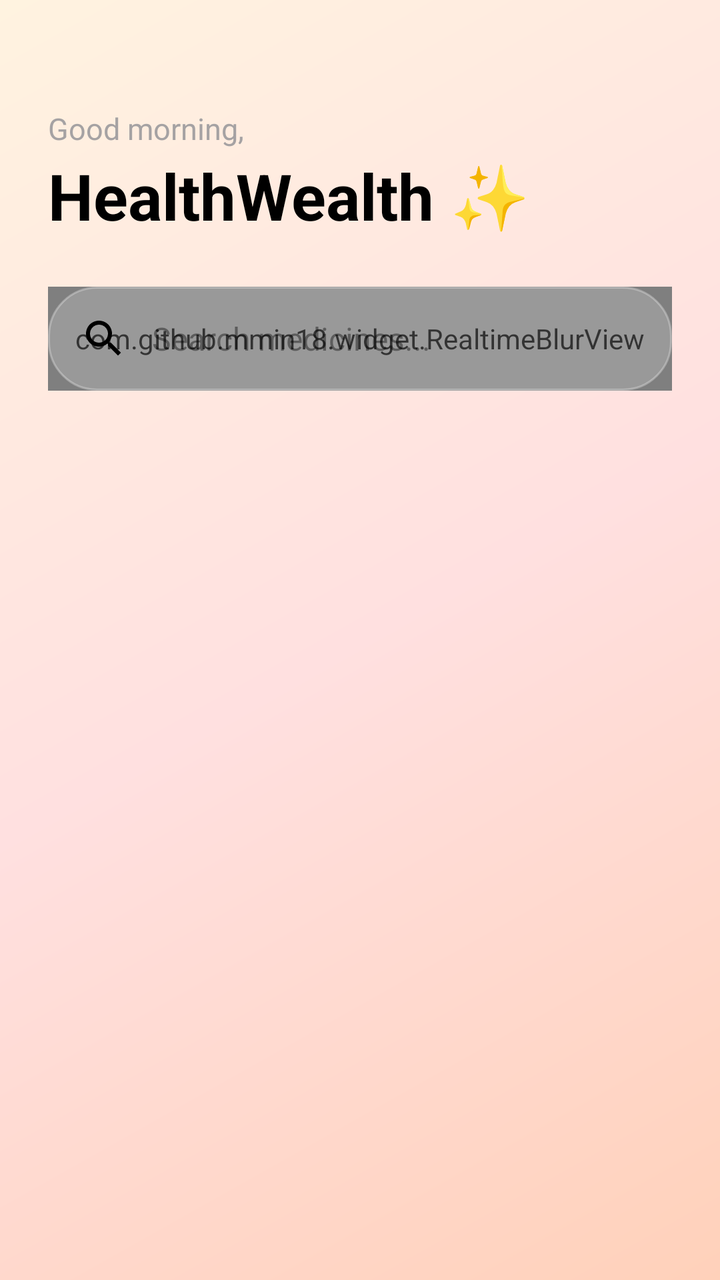
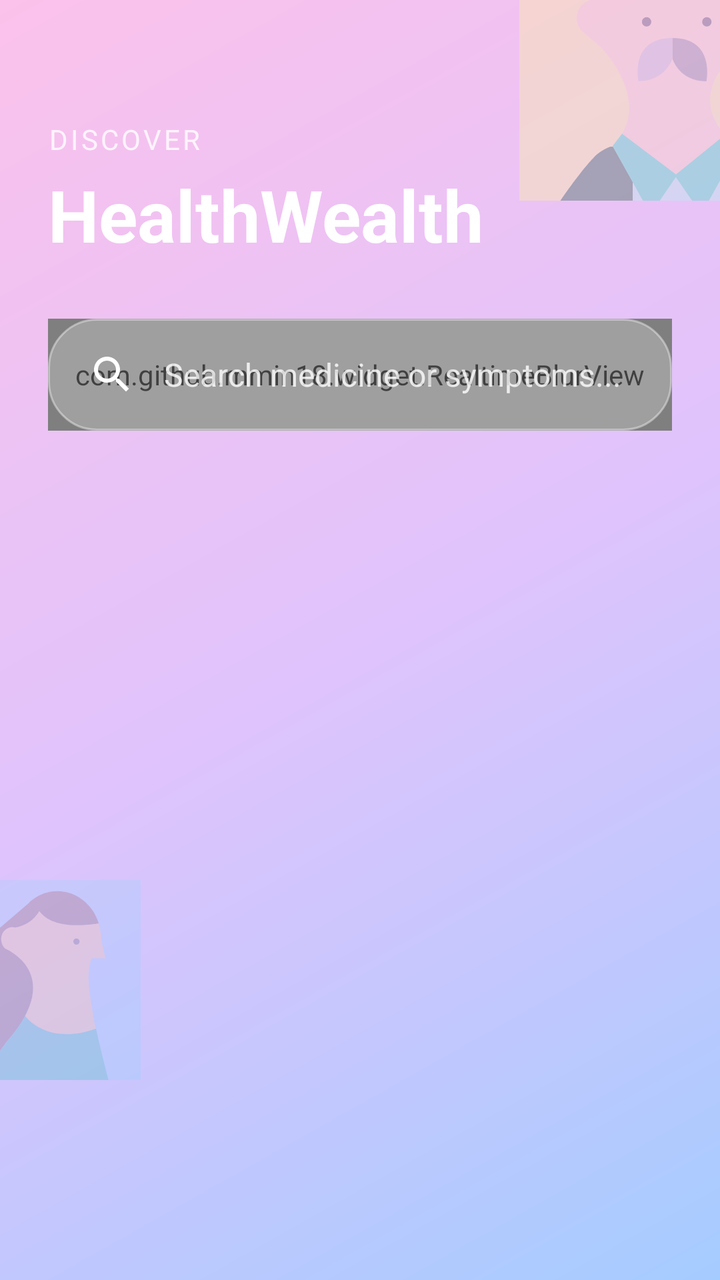

Compare the two renders of this Android layout. The source of the first and the diff that turns it into the second are given below.
<!-- AndroidManifest.xml: application theme Theme.HEALTHWEALTH -->
<!-- res/layout/fragment_search.xml -->
<?xml version="1.0" encoding="utf-8"?>
<androidx.coordinatorlayout.widget.CoordinatorLayout xmlns:android="http://schemas.android.com/apk/res/android"
    xmlns:app="http://schemas.android.com/apk/res-auto"
    xmlns:tools="http://schemas.android.com/tools"
    android:layout_width="match_parent"
    android:layout_height="match_parent"
    android:background="@drawable/bg_main_gradient"
    tools:context=".ui.search.SearchFragment">

    <com.google.android.material.appbar.AppBarLayout
        android:id="@+id/app_bar"
        android:layout_width="match_parent"
        android:layout_height="wrap_content"
        android:background="@android:color/transparent"
        app:elevation="0dp">

        <com.google.android.material.appbar.CollapsingToolbarLayout
            android:layout_width="match_parent"
            android:layout_height="wrap_content"
            app:layout_scrollFlags="scroll|exitUntilCollapsed"
            app:titleEnabled="false">

            <LinearLayout
                android:layout_width="match_parent"
                android:layout_height="wrap_content"
                android:orientation="vertical"
                android:paddingHorizontal="24dp"
                android:paddingTop="54dp"
                android:paddingBottom="12dp">

                <TextView
                    android:layout_width="wrap_content"
                    android:layout_height="wrap_content"
                    android:text="Good morning,"
                    android:textColor="#8E8E93"
                    android:textSize="15sp"
                    android:alpha="0.8" />

                <TextView
                    android:layout_width="wrap_content"
                    android:layout_height="wrap_content"
                    android:text="HealthWealth ✨"
                    android:textColor="#000000"
                    android:textSize="32sp"
                    android:textStyle="bold"
                    android:layout_marginTop="2dp" />

                
                <FrameLayout
                    android:layout_width="match_parent"
                    android:layout_height="52dp"
                    android:layout_marginTop="24dp">

                    <com.github.mmin18.widget.RealtimeBlurView
                        android:layout_width="match_parent"
                        android:layout_height="match_parent"
                        app:realtimeBlurRadius="20dp"
                        app:realtimeOverlayColor="#1AFFFFFF" />

                    <EditText
                        android:id="@+id/edit_search"
                        android:layout_width="match_parent"
                        android:layout_height="match_parent"
                        android:background="@drawable/bg_search_pill_glass"
                        android:drawableStart="@drawable/ic_search"
                        android:drawablePadding="12dp"
                        android:drawableTint="#000000"
                        android:gravity="center_vertical"
                        android:hint="Search medicines..."
                        android:paddingHorizontal="16dp"
                        android:textColor="#000000"
                        android:textColorHint="#66000000"
                        android:textSize="16sp"
                        android:autofillHints="none"
                        android:inputType="text" />
                </FrameLayout>

                
                <HorizontalScrollView
                    android:layout_width="match_parent"
                    android:layout_height="wrap_content"
                    android:layout_marginTop="24dp"
                    android:scrollbars="none">

                    <com.google.android.material.chip.ChipGroup
                        android:id="@+id/chip_group_categories"
                        android:layout_width="wrap_content"
                        android:layout_height="wrap_content"
                        app:singleLine="true"
                        app:singleSelection="true"
                        app:selectionRequired="true">
                        
                    </com.google.android.material.chip.ChipGroup>
                </HorizontalScrollView>
            </LinearLayout>
        </com.google.android.material.appbar.CollapsingToolbarLayout>
    </com.google.android.material.appbar.AppBarLayout>

    <androidx.recyclerview.widget.RecyclerView
        android:id="@+id/recyclerview_search"
        android:layout_width="match_parent"
        android:layout_height="match_parent"
        android:clipToPadding="false"
        android:paddingHorizontal="20dp"
        android:paddingBottom="100dp"
        app:layout_behavior="@string/appbar_scrolling_view_behavior" />

    
    <LinearLayout
        android:id="@+id/layout_empty"
        android:layout_width="match_parent"
        android:layout_height="match_parent"
        android:gravity="center"
        android:orientation="vertical"
        android:visibility="gone">
        <TextView
            android:layout_width="wrap_content"
            android:layout_height="wrap_content"
            android:text="No results found"
            android:textColor="#8E8E93"
            android:textSize="17sp" />
    </LinearLayout>

    <ProgressBar
        android:id="@+id/progress_bar"
        android:layout_width="wrap_content"
        android:layout_height="wrap_content"
        android:layout_gravity="center"
        android:visibility="gone" />

</androidx.coordinatorlayout.widget.CoordinatorLayout>
<!-- resources referenced by this layout -->
<resources>
  <!-- drawable bg_main_gradient (drawable) -->
  <?xml version="1.0" encoding="utf-8"?>
  <shape xmlns:android="http://schemas.android.com/apk/res/android">
      <gradient
          android:angle="315"
          android:startColor="#FFF3E0"
          android:centerColor="#FFE0E0"
          android:endColor="#FFD1BA"
          android:type="linear" />
  </shape>
  <!-- drawable bg_search_pill_glass (drawable) -->
  <?xml version="1.0" encoding="utf-8"?>
  <shape xmlns:android="http://schemas.android.com/apk/res/android">
      <solid android:color="#33FFFFFF" />
      <corners android:radius="24dp" />
      <stroke android:width="1dp" android:color="#4DFFFFFF" />
  </shape>
  <!-- drawable ic_search (drawable) -->
  <?xml version="1.0" encoding="utf-8"?>
  <vector xmlns:android="http://schemas.android.com/apk/res/android"
      android:width="24dp"
      android:height="24dp"
      android:viewportWidth="24"
      android:viewportHeight="24"
      android:tint="?attr/colorControlNormal">
      <path
          android:fillColor="@android:color/white"
          android:pathData="M15.5,14h-0.79l-0.28,-0.27C15.41,12.59 16,11.11 16,9.5 16,5.91 13.09,3 9.5,3S3,5.91 3,9.5 5.91,16 9.5,16c1.61,0 3.09,-0.59 4.23,-1.57l0.27,0.28v0.79l5,4.99L20.49,19l-4.99,-5zM9.5,14C7.01,14 5,11.99 5,9.5S7.01,5 9.5,5 14,7.01 14,9.5 11.99,14 9.5,14z" />
  </vector>
  <style name="Theme.HEALTHWEALTH" parent="Theme.Material3.DayNight.NoActionBar">
          <item name="colorPrimary">@color/primary</item>
          <item name="colorPrimaryContainer">@color/ios_bg_system</item>
          <item name="colorOnPrimary">@color/text_on_primary</item>
          <item name="colorSecondary">@color/primary_light</item>
          <item name="colorSecondaryContainer">@color/bg_elevated</item>
          <item name="colorOnSecondary">@color/text_on_primary</item>
          <item name="colorSurface">@color/bg_surface</item>
          <item name="colorOnSurface">@color/text_primary</item>
          <item name="colorSurfaceVariant">@color/ios_bg_system</item>
          <item name="colorOnSurfaceVariant">@color/text_secondary</item>
          <item name="colorError">@color/emergency</item>
          <item name="android:statusBarColor">@android:color/transparent</item>
          <item name="android:navigationBarColor">@android:color/transparent</item>
          <item name="android:windowBackground">@color/bg_deep</item>
          <item name="android:windowLightStatusBar">true</item>
      </style>
  <color name="primary">#007AFF</color>
  <color name="ios_bg_system">#F2F2F7</color>
  <color name="text_on_primary">#FFFFFF</color>
  <color name="primary_light">#5856D6</color>
  <color name="bg_elevated">#FFFFFF</color>
  <color name="bg_surface">#FFFFFF</color>
  <color name="text_primary">#000000</color>
  <color name="text_secondary">#3C3C4399</color>
  <color name="emergency">#FF3B30</color>
  <color name="bg_deep">#F2F2F7</color>
</resources>

<!-- the commit's change to res/layout/fragment_search.xml (unified diff, before → after) -->
@@ -4,8 +4,27 @@
     xmlns:tools="http://schemas.android.com/tools"
     android:layout_width="match_parent"
     android:layout_height="match_parent"
-    android:background="@drawable/bg_main_gradient"
+    android:background="@drawable/bg_cyber_gradient"
     tools:context=".ui.search.SearchFragment">
+
+    
+    <View
+        android:layout_width="150dp"
+        android:layout_height="150dp"
+        android:layout_gravity="top|end"
+        android:layout_marginTop="-50dp"
+        android:layout_marginEnd="-50dp"
+        android:background="@drawable/avatar_5"
+        android:alpha="0.3" />
+
+    <View
+        android:layout_width="100dp"
+        android:layout_height="100dp"
+        android:layout_gravity="bottom|start"
+        android:layout_marginBottom="100dp"
+        android:layout_marginStart="-30dp"
+        android:background="@drawable/avatar_8"
+        android:alpha="0.2" />
 
     <com.google.android.material.appbar.AppBarLayout
         android:id="@+id/app_bar"
@@ -25,51 +44,53 @@
                 android:layout_height="wrap_content"
                 android:orientation="vertical"
                 android:paddingHorizontal="24dp"
-                android:paddingTop="54dp"
+                android:paddingTop="60dp"
                 android:paddingBottom="12dp">
 
                 <TextView
                     android:layout_width="wrap_content"
                     android:layout_height="wrap_content"
-                    android:text="Good morning,"
-                    android:textColor="#8E8E93"
-                    android:textSize="15sp"
+                    android:text="Discover"
+                    android:textColor="#FFFFFF"
+                    android:textSize="14sp"
+                    android:textAllCaps="true"
+                    android:letterSpacing="0.1"
                     android:alpha="0.8" />
 
                 <TextView
                     android:layout_width="wrap_content"
                     android:layout_height="wrap_content"
-                    android:text="HealthWealth ✨"
-                    android:textColor="#000000"
-                    android:textSize="32sp"
+                    android:text="HealthWealth"
+                    android:textColor="#FFFFFF"
+                    android:textSize="36sp"
                     android:textStyle="bold"
-                    android:layout_marginTop="2dp" />
+                    android:layout_marginTop="4dp" />
 
                 
                 <FrameLayout
                     android:layout_width="match_parent"
-                    android:layout_height="52dp"
-                    android:layout_marginTop="24dp">
+                    android:layout_height="56dp"
+                    android:layout_marginTop="28dp">
 
                     <com.github.mmin18.widget.RealtimeBlurView
                         android:layout_width="match_parent"
                         android:layout_height="match_parent"
-                        app:realtimeBlurRadius="20dp"
-                        app:realtimeOverlayColor="#1AFFFFFF" />
+                        app:realtimeBlurRadius="25dp"
+                        app:realtimeOverlayColor="#33FFFFFF" />
 
                     <EditText
                         android:id="@+id/edit_search"
                         android:layout_width="match_parent"
                         android:layout_height="match_parent"
-                        android:background="@drawable/bg_search_pill_glass"
+                        android:background="@drawable/bg_cyber_pill"
                         android:drawableStart="@drawable/ic_search"
-                        android:drawablePadding="12dp"
-                        android:drawableTint="#000000"
+                        android:drawablePadding="14dp"
+                        android:drawableTint="#FFFFFF"
                         android:gravity="center_vertical"
-                        android:hint="Search medicines..."
-                        android:paddingHorizontal="16dp"
-                        android:textColor="#000000"
-                        android:textColorHint="#66000000"
+                        android:hint="Search medicine or symptoms..."
+                        android:paddingHorizontal="20dp"
+                        android:textColor="#FFFFFF"
+                        android:textColorHint="#CCFFFFFF"
                         android:textSize="16sp"
                         android:autofillHints="none"
                         android:inputType="text" />
@@ -89,7 +110,6 @@
                         app:singleLine="true"
                         app:singleSelection="true"
                         app:selectionRequired="true">
-                        
                     </com.google.android.material.chip.ChipGroup>
                 </HorizontalScrollView>
             </LinearLayout>
@@ -102,7 +122,7 @@
         android:layout_height="match_parent"
         android:clipToPadding="false"
         android:paddingHorizontal="20dp"
-        android:paddingBottom="100dp"
+        android:paddingBottom="120dp"
         app:layout_behavior="@string/appbar_scrolling_view_behavior" />
 
     
@@ -116,16 +136,18 @@
         <TextView
             android:layout_width="wrap_content"
             android:layout_height="wrap_content"
-            android:text="No results found"
-            android:textColor="#8E8E93"
-            android:textSize="17sp" />
+            android:text="Scanning for results..."
+            android:textColor="#FFFFFF"
+            android:textSize="17sp"
+            android:alpha="0.6" />
     </LinearLayout>
 
     <ProgressBar
         android:id="@+id/progress_bar"
-        android:layout_width="wrap_content"
-        android:layout_height="wrap_content"
+        android:layout_width="40dp"
+        android:layout_height="40dp"
         android:layout_gravity="center"
+        android:indeterminateTint="#FFFFFF"
         android:visibility="gone" />
 
 </androidx.coordinatorlayout.widget.CoordinatorLayout>
<!-- resource entries referenced after the edit -->
@@ -1,21 +1,23 @@
 <!-- resources referenced by this layout -->
 <resources>
-  <!-- drawable bg_main_gradient (drawable) -->
+  <!-- drawable avatar_5: vector/xml drawable (drawable, 2885 chars, omitted) -->
+  <!-- drawable avatar_8: vector/xml drawable (drawable, 2258 chars, omitted) -->
+  <!-- drawable bg_cyber_gradient (drawable) -->
   <?xml version="1.0" encoding="utf-8"?>
   <shape xmlns:android="http://schemas.android.com/apk/res/android">
       <gradient
-          android:angle="315"
-          android:startColor="#FFF3E0"
-          android:centerColor="#FFE0E0"
-          android:endColor="#FFD1BA"
+          android:angle="135"
+          android:startColor="#A5CCFF"
+          android:centerColor="#E0C3FC"
+          android:endColor="#FBC2EB"
           android:type="linear" />
   </shape>
-  <!-- drawable bg_search_pill_glass (drawable) -->
+  <!-- drawable bg_cyber_pill (drawable) -->
   <?xml version="1.0" encoding="utf-8"?>
   <shape xmlns:android="http://schemas.android.com/apk/res/android">
-      <solid android:color="#33FFFFFF" />
+      <solid android:color="#40FFFFFF" />
       <corners android:radius="24dp" />
-      <stroke android:width="1dp" android:color="#4DFFFFFF" />
+      <stroke android:width="1dp" android:color="#66FFFFFF" />
   </shape>
   <!-- drawable ic_search (drawable) -->
   <?xml version="1.0" encoding="utf-8"?>
